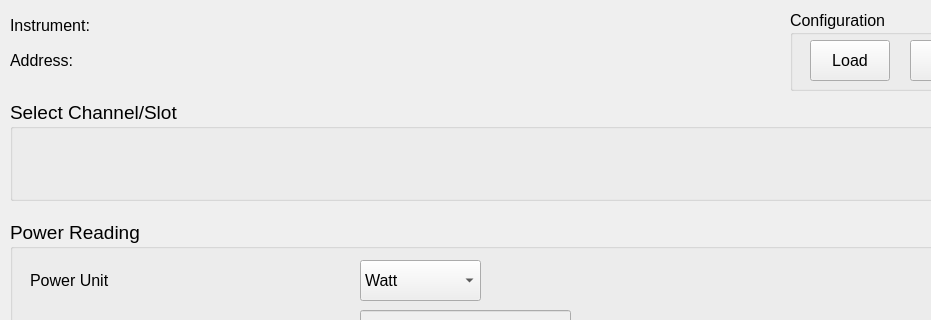
shattered97/OSICS_Interface, file src/Device_Config_Windows/configpowermeter.ui: the form before one commit; both pictures show x 0 to 931 and y 0 to 320 of the 1024 by 768 pixel window.
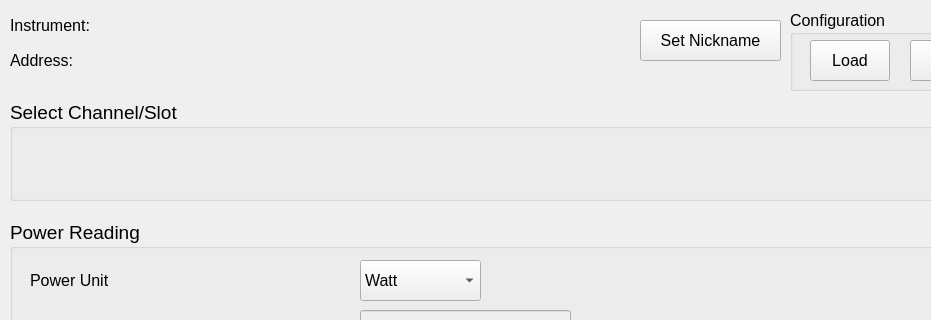
The form after the commit.

Commit message: adding nicknames to device config, fixed a bug with the power meter polling worker

```diff
--- a/src/Device_Config_Windows/configpowermeter.ui
+++ b/src/Device_Config_Windows/configpowermeter.ui
@@ -28,7 +28,7 @@
      <rect>
       <x>10</x>
       <y>10</y>
-      <width>771</width>
+      <width>611</width>
       <height>31</height>
      </rect>
     </property>
@@ -46,7 +46,7 @@
      <rect>
       <x>10</x>
       <y>40</y>
-      <width>771</width>
+      <width>611</width>
       <height>41</height>
      </rect>
     </property>
@@ -546,6 +546,24 @@
      <string>Submit Changes</string>
     </property>
    </widget>
+   <widget class="QPushButton" name="setNicknameBtn">
+    <property name="geometry">
+     <rect>
+      <x>640</x>
+      <y>20</y>
+      <width>141</width>
+      <height>41</height>
+     </rect>
+    </property>
+    <property name="font">
+     <font>
+      <pointsize>12</pointsize>
+     </font>
+    </property>
+    <property name="text">
+     <string>Set Nickname</string>
+    </property>
+   </widget>
    <zorder>groupBox_2</zorder>
    <zorder>groupBox</zorder>
    <zorder>instrumentInfoLabel</zorder>
```
Left out of the diff: 1 changed line with no effect on the pictures. The commit also changes 23 other files.
